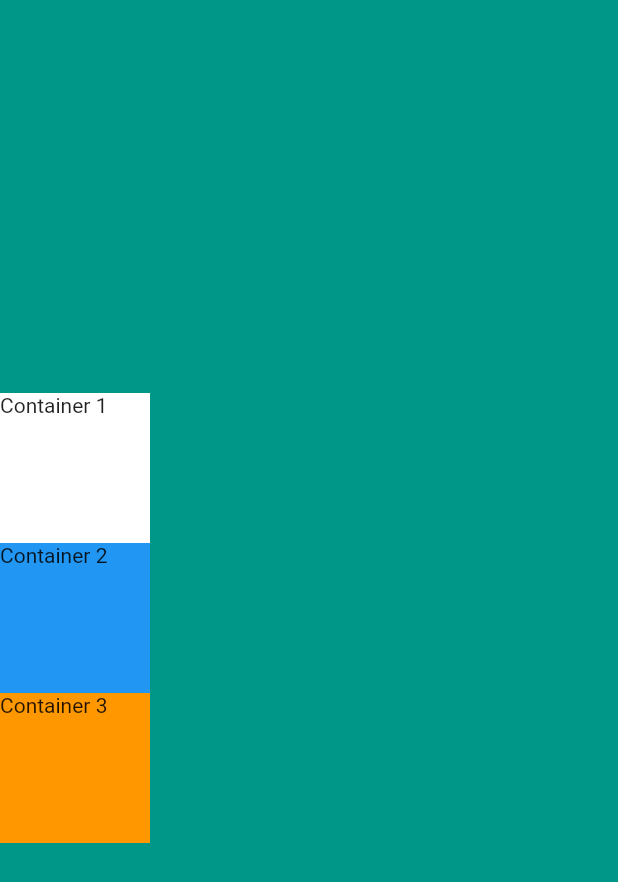
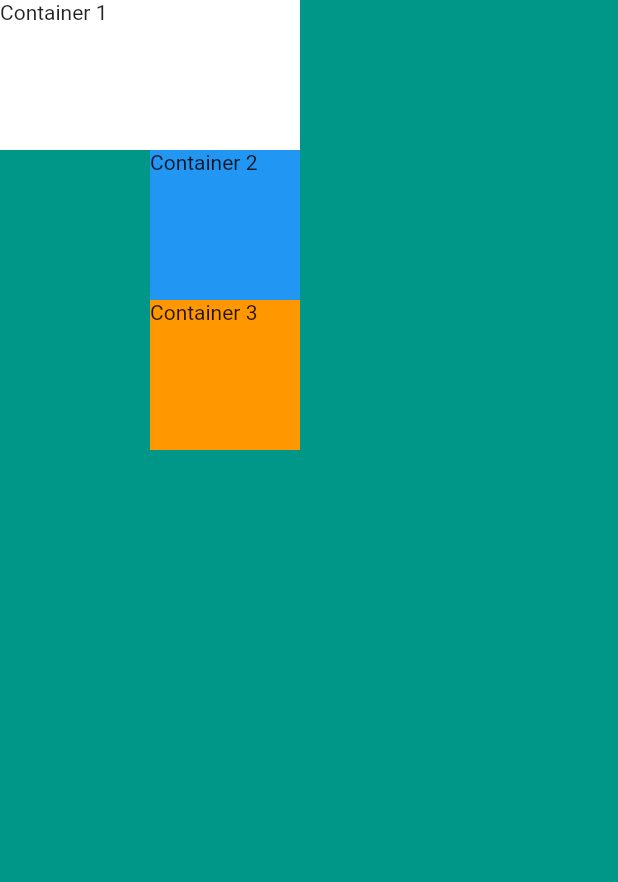
Before and after one commit to harkesneha94/flutter_widget_study, a Flutter app: the screen it shows after launch, on a phone screen of 412 x 824 dp. Shown: the top 882 px of the screen. Run offline on Flutter 3.47's test engine with Material 2 defaults, Android fonts, the phone set to English and light mode, and no system bars.

Commit message:
Change crossAxisAlignments

```diff
--- a/lib/main.dart
+++ b/lib/main.dart
@@ -15,11 +15,11 @@ class MyApp extends StatelessWidget {
         backgroundColor: Colors.teal,
         body: SafeArea(
           child: Column(
-            mainAxisAlignment: MainAxisAlignment.center,
+            crossAxisAlignment: CrossAxisAlignment.end,
             children: <Widget>[
               Container(
                 height: 100,
-                width: 100,
+                width: 200,
                 color : Colors.white,
                 child: Text('Container 1'),
               ),
```
